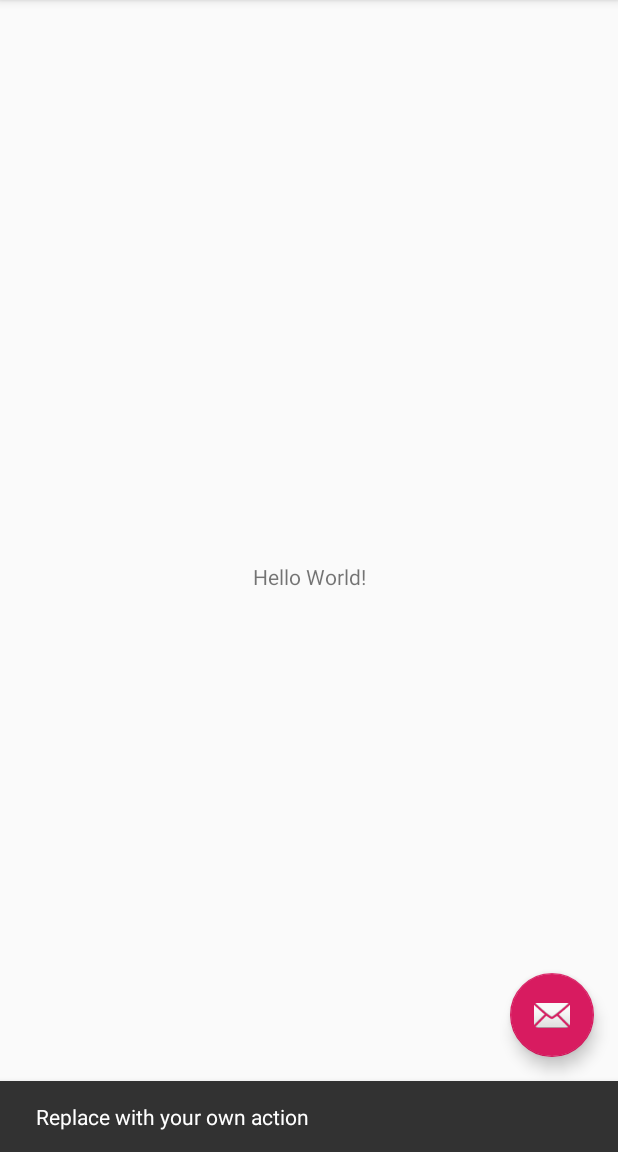
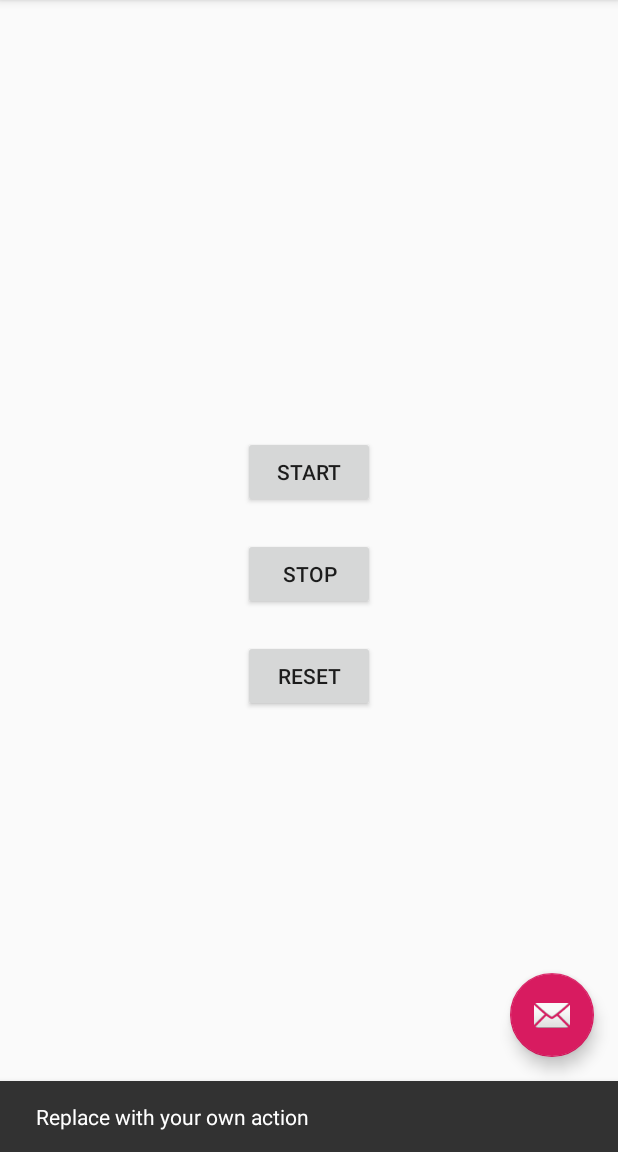
Before and after one commit to AntropovD/HeadFirst-Android, an Android app: the screen it shows after launch (Stopwatch), after a tap on an icon or button, on a phone screen of 412 x 824 dp, the part 84-1236 px from its top. Run offline under Robolectric (Android 15) with nearby library versions, the phone set to English and light mode, and no system bars.

Commit message:
Stopwatch design

```diff
--- a/Stopwatch/app/src/main/AndroidManifest.xml
+++ b/Stopwatch/app/src/main/AndroidManifest.xml
@@ -15,6 +15,7 @@
             android:theme="@style/AppTheme.NoActionBar">
             <intent-filter>
                 <action android:name="android.intent.action.MAIN" />
+                <action android:name="android.intent.action.VIEW" />
 
                 <category android:name="android.intent.category.LAUNCHER" />
             </intent-filter>
--- a/Stopwatch/app/src/main/java/com/example/dmitry/stopwatch/Stopwatch.java
+++ b/Stopwatch/app/src/main/java/com/example/dmitry/stopwatch/Stopwatch.java
@@ -15,10 +15,10 @@ public class Stopwatch extends AppCompatActivity {
     protected void onCreate(Bundle savedInstanceState) {
         super.onCreate(savedInstanceState);
         setContentView(R.layout.activity_stopwatch);
-        Toolbar toolbar = (Toolbar) findViewById(R.id.toolbar);
+        Toolbar toolbar = findViewById(R.id.toolbar);
         setSupportActionBar(toolbar);
 
-        FloatingActionButton fab = (FloatingActionButton) findViewById(R.id.fab);
+        FloatingActionButton fab = findViewById(R.id.fab);
         fab.setOnClickListener(new View.OnClickListener() {
             @Override
             public void onClick(View view) {
@@ -49,4 +49,13 @@ public class Stopwatch extends AppCompatActivity {
 
         return super.onOptionsItemSelected(item);
     }
+
+    public void onClickStart(View view) {
+    }
+
+    public void onClickStop(View view) {
+    }
+
+    public void onClickReset(View view) {
+    }
 }
--- a/Stopwatch/app/src/main/res/layout/content_stopwatch.xml
+++ b/Stopwatch/app/src/main/res/layout/content_stopwatch.xml
@@ -9,12 +9,50 @@
     tools:showIn="@layout/activity_stopwatch">
 
     <TextView
+        android:id="@+id/time_view"
+        android:layout_width="0dp"
+        android:layout_height="wrap_content"
+        android:text="@string/empty"
+        android:textAppearance="?android:attr/textAppearanceLarge"
+        android:textSize="92sp"
+        app:layout_constraintBottom_toBottomOf="parent"
+        app:layout_constraintHorizontal_bias="0.0"
+        app:layout_constraintLeft_toLeftOf="parent"
+        app:layout_constraintRight_toRightOf="parent"
+        app:layout_constraintTop_toTopOf="parent"
+        app:layout_constraintVertical_bias="0.229" />
+
+    <Button
+        android:id="@+id/start_button"
         android:layout_width="wrap_content"
         android:layout_height="wrap_content"
-        android:text="Hello World!"
-        app:layout_constraintBottom_toBottomOf="parent"
-        app:layout_constraintLeft_toLeftOf="parent"
-        app:layout_constraintRight_toRightOf="parent"
-        app:layout_constraintTop_toTopOf="parent" />
+        android:layout_marginTop="20dp"
+        android:onClick="onClickStart"
+        android:text="@string/start"
+        app:layout_constraintEnd_toEndOf="parent"
+        app:layout_constraintStart_toStartOf="parent"
+        app:layout_constraintTop_toBottomOf="@+id/time_view" />
+
+    <Button
+        android:id="@+id/stop_button"
+        android:layout_width="wrap_content"
+        android:layout_height="wrap_content"
+        android:layout_marginTop="20dp"
+        android:text="@string/stop"
+        android:onClick="onClickStop"
+        app:layout_constraintEnd_toEndOf="parent"
+        app:layout_constraintStart_toStartOf="parent"
+        app:layout_constraintTop_toBottomOf="@+id/start_button" />
+
+    <Button
+        android:id="@+id/reset_button"
+        android:layout_width="wrap_content"
+        android:layout_height="wrap_content"
+        android:layout_marginTop="20dp"
+        android:text="@string/reset"
+        android:onClick="onClickReset"
+        app:layout_constraintEnd_toEndOf="parent"
+        app:layout_constraintStart_toStartOf="parent"
+        app:layout_constraintTop_toBottomOf="@+id/stop_button" />
 
 </android.support.constraint.ConstraintLayout>
--- a/Stopwatch/app/src/main/res/values/strings.xml
+++ b/Stopwatch/app/src/main/res/values/strings.xml
@@ -1,4 +1,8 @@
 <resources>
     <string name="app_name">Stopwatch</string>
     <string name="action_settings">Settings</string>
+    <string name="empty" />
+    <string name="stop">Stop</string>
+    <string name="reset">Reset</string>
+    <string name="start">Start</string>
 </resources>
```
